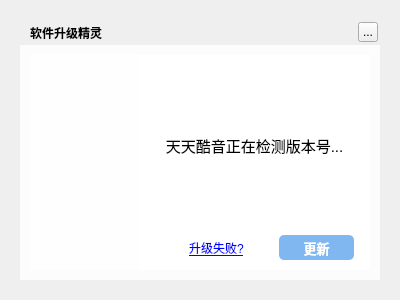
Qt form TTKCore/musicUi/musicWidget/musicsourceupdatewidget.ui (Greedysky/TTKMusicPlayer) before a commit.
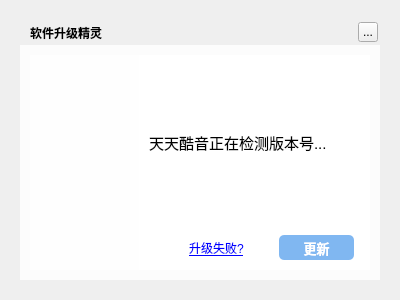
The same form after that commit. Icons and pictures are not drawn. Custom widgets are drawn as their Qt base class.

```diff
--- a/TTKCore/musicUi/musicWidget/musicsourceupdatewidget.ui
+++ b/TTKCore/musicUi/musicWidget/musicsourceupdatewidget.ui
@@ -108,10 +108,10 @@
      <widget class="QLabel" name="titleLable_F">
       <property name="geometry">
        <rect>
-        <x>0</x>
-        <y>80</y>
-        <width>231</width>
-        <height>20</height>
+        <x>10</x>
+        <y>0</y>
+        <width>220</width>
+        <height>175</height>
        </rect>
       </property>
       <property name="styleSheet">
@@ -121,7 +121,7 @@
        <string>天天酷音正在检测版本号...</string>
       </property>
       <property name="alignment">
-       <set>Qt::AlignCenter</set>
+       <set>Qt::AlignLeading|Qt::AlignLeft|Qt::AlignVCenter</set>
       </property>
      </widget>
      <widget class="QLabel" name="iconLabel_F">
@@ -305,6 +305,13 @@
   <zorder>topTitleName</zorder>
   <zorder>topTitleCloseButton</zorder>
  </widget>
+ <customwidgets>
+  <customwidget>
+   <class>MusicClickedLabel</class>
+   <extends>QLabel</extends>
+   <header>musicclickedlabel.h</header>
+  </customwidget>
+ </customwidgets>
  <resources>
   <include location="../../../TTKQrc/MusicPlayer.qrc"/>
  </resources>
```
Left out of the diff: 2 changed lines with no effect on the pictures.
